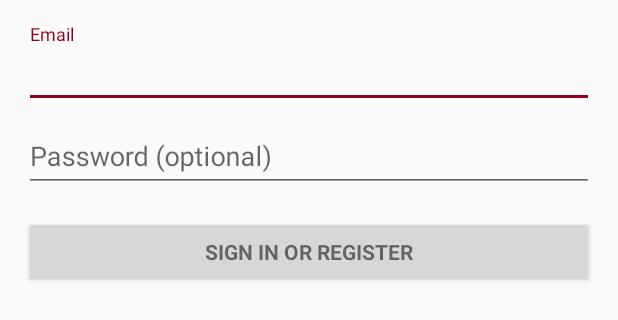
After one commit to Handle-It-Organization/Handle-It, an Android app: the layout activity_login.xml on its own in the app's theme, with its tools: preview values and no code run, on a phone screen of 412 x 824 dp. The commit adds this screen. Shown: the top 320 px of the screen. Run offline under Robolectric (Android 15) with nearby library versions, the phone set to English and light mode, and no system bars.

Commit message:
Created Login activity. Not formatted yet. added items to the main menu. Log in. Log out (not visable) need to add intent to login so it launches log in activity

```diff
--- a/app/build.gradle
+++ b/app/build.gradle
@@ -24,4 +24,5 @@ dependencies {
     testCompile 'junit:junit:4.12'
     compile 'com.android.support:appcompat-v7:23.1.1'
     compile 'com.android.support:design:23.1.1'
+    compile 'com.android.support:support-v4:23.1.1'
 }
--- a/app/src/main/java/cpp/scottl/com/handleit/MainActivity.java
+++ b/app/src/main/java/cpp/scottl/com/handleit/MainActivity.java
@@ -7,6 +7,7 @@ import android.support.design.widget.TabLayout;
 import android.support.v4.app.Fragment;
 import android.support.v4.app.FragmentManager;
 import android.support.v4.app.FragmentStatePagerAdapter;
+import android.support.v4.app.FragmentTransaction;
 import android.support.v4.view.ViewPager;
 import android.view.Gravity;
 import android.view.LayoutInflater;
@@ -141,6 +142,11 @@ public class MainActivity extends AppCompatActivity
         public View onCreateView(LayoutInflater inflater, ViewGroup container, Bundle savedInstanceState) {
             Bundle arguments = getArguments();
             int pageNumber = arguments.getInt(ARG_PAGE);
+            if (pageNumber == 2){
+                Fragment videoFragment = new Fragment();
+                FragmentTransaction transaction = getChildFragmentManager().beginTransaction();
+                transaction.add(R.id.EventImage, videoFragment).commit();
+            }
             TextView myText = new TextView(getActivity());
             myText.setText("I am the text inside this fragment "+pageNumber);
             myText.setGravity(Gravity.CENTER);
--- /dev/null
+++ b/app/src/main/res/layout/activity_login.xml
@@ -0,0 +1,77 @@
+<LinearLayout xmlns:android="http://schemas.android.com/apk/res/android"
+    xmlns:tools="http://schemas.android.com/tools"
+    android:layout_width="match_parent"
+    android:layout_height="match_parent"
+    android:gravity="center_horizontal"
+    android:orientation="vertical"
+    android:paddingBottom="@dimen/activity_vertical_margin"
+    android:paddingLeft="@dimen/activity_horizontal_margin"
+    android:paddingRight="@dimen/activity_horizontal_margin"
+    android:paddingTop="@dimen/activity_vertical_margin"
+    tools:context="cpp.scottl.com.handleit.LoginActivity">
+
+    <!-- Login progress -->
+    <ProgressBar
+        android:id="@+id/login_progress"
+        style="?android:attr/progressBarStyleLarge"
+        android:layout_width="wrap_content"
+        android:layout_height="wrap_content"
+        android:layout_marginBottom="8dp"
+        android:visibility="gone" />
+
+    <ScrollView
+        android:id="@+id/login_form"
+        android:layout_width="match_parent"
+        android:layout_height="match_parent">
+
+        <LinearLayout
+            android:id="@+id/email_login_form"
+            android:layout_width="match_parent"
+            android:layout_height="wrap_content"
+            android:orientation="vertical">
+
+            <android.support.design.widget.TextInputLayout
+                android:layout_width="match_parent"
+                android:layout_height="wrap_content">
+
+                <AutoCompleteTextView
+                    android:id="@+id/email"
+                    android:layout_width="match_parent"
+                    android:layout_height="wrap_content"
+                    android:hint="@string/prompt_email"
+                    android:inputType="textEmailAddress"
+                    android:maxLines="1"
+                    android:singleLine="true" />
+
+            </android.support.design.widget.TextInputLayout>
+
+            <android.support.design.widget.TextInputLayout
+                android:layout_width="match_parent"
+                android:layout_height="wrap_content">
+
+                <EditText
+                    android:id="@+id/password"
+                    android:layout_width="match_parent"
+                    android:layout_height="wrap_content"
+                    android:hint="@string/prompt_password"
+                    android:imeActionId="@+id/login"
+                    android:imeActionLabel="@string/action_sign_in_short"
+                    android:imeOptions="actionUnspecified"
+                    android:inputType="textPassword"
+                    android:maxLines="1"
+                    android:singleLine="true" />
+
+            </android.support.design.widget.TextInputLayout>
+
+            <Button
+                android:id="@+id/email_sign_in_button"
+                style="?android:textAppearanceSmall"
+                android:layout_width="match_parent"
+                android:layout_height="wrap_content"
+                android:layout_marginTop="16dp"
+                android:text="@string/action_sign_in"
+                android:textStyle="bold" />
+
+        </LinearLayout>
+    </ScrollView>
+</LinearLayout>
--- a/app/src/main/res/values/strings.xml
+++ b/app/src/main/res/values/strings.xml
@@ -7,4 +7,21 @@
     <string name="no_video_description">No Video Description</string>
     <string name="answer_complete">Answer Complete ?</string>
     <string name="video_photo">Video Photo</string>
+
+    <!-- TODO: Remove or change this placeholder text -->
+    <string name="hello_blank_fragment">Hello blank fragment</string>
+    <string name="title_activity_login">Sign in</string>
+
+    <!-- Strings related to login -->
+    <string name="prompt_email">Email</string>
+    <string name="prompt_password">Password (optional)</string>
+    <string name="action_sign_in">Sign in or register</string>
+    <string name="action_sign_in_short">Sign in</string>
+    <string name="error_invalid_email">This email address is invalid</string>
+    <string name="error_invalid_password">This password is too short</string>
+    <string name="error_incorrect_password">This password is incorrect</string>
+    <string name="error_field_required">This field is required</string>
+    <string name="permission_rationale">"Contacts permissions are needed for providing email
+        completions."
+    </string>
 </resources>
```
Also changed, not shown: app/src/main/AndroidManifest.xml (+8 -0 lines), app/src/main/java/cpp/scottl/com/handleit/LoginActivity.java (added, +349 -0 lines), app/src/main/java/cpp/scottl/com/handleit/PostQuestionFragment.java (added, +108 -0 lines), app/src/main/res/layout/fragment_post_question.xml (added, +13 -0 lines), app/src/main/res/layout/post_question_activity.xml (added, +39 -0 lines), app/src/main/res/menu/main.xml (+12 -1 lines).
